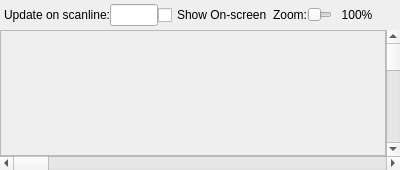
The window that debugger/oamvisualizerdockwidget.ui (christopherpow/nesicide) describes before a commit, drawn with Qt 5.
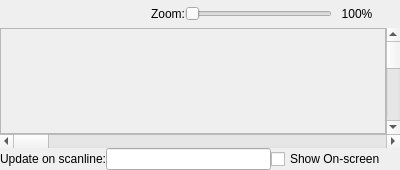
The same window after the commit.

```diff
--- a/debugger/oamvisualizerdockwidget.ui
+++ b/debugger/oamvisualizerdockwidget.ui
@@ -26,23 +26,6 @@
       <property name="margin">
        <number>4</number>
       </property>
-      <item>
-       <widget class="QLabel" name="label">
-        <property name="text">
-         <string>Update on scanline:</string>
-        </property>
-       </widget>
-      </item>
-      <item>
-       <widget class="QLineEdit" name="updateScanline"/>
-      </item>
-      <item>
-       <widget class="QCheckBox" name="showVisible">
-        <property name="text">
-         <string>Show On-screen</string>
-        </property>
-       </widget>
-      </item>
       <item>
        <spacer name="horizontalSpacer">
         <property name="orientation">
@@ -153,6 +136,27 @@
       </property>
      </widget>
     </item>
+    <item row="3" column="0">
+     <layout class="QHBoxLayout" name="horizontalLayout_2">
+      <item>
+       <widget class="QLabel" name="label">
+        <property name="text">
+         <string>Update on scanline:</string>
+        </property>
+       </widget>
+      </item>
+      <item>
+       <widget class="QLineEdit" name="updateScanline"/>
+      </item>
+      <item>
+       <widget class="QCheckBox" name="showVisible">
+        <property name="text">
+         <string>Show On-screen</string>
+        </property>
+       </widget>
+      </item>
+     </layout>
+    </item>
    </layout>
   </widget>
  </widget>
```
